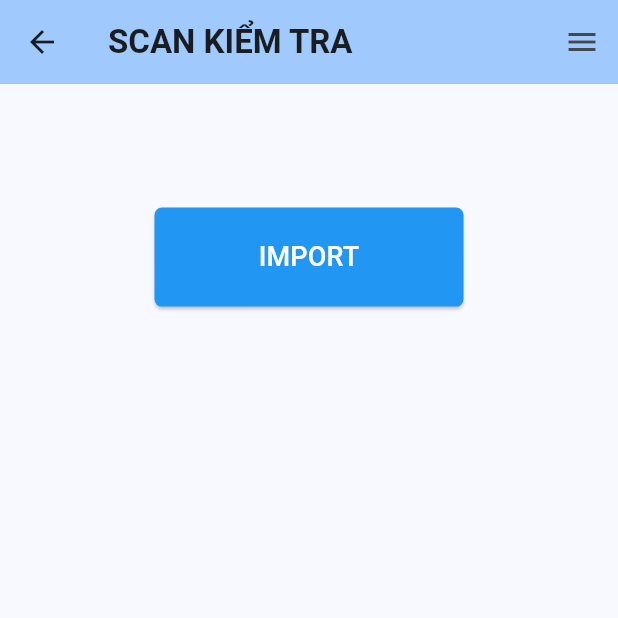
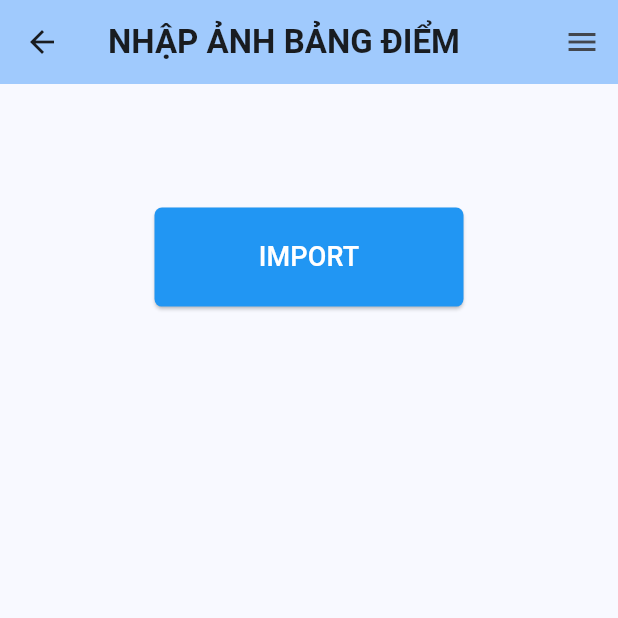
Before and after one commit to Slimaeus/flutter_hutech_classroom, a Flutter app: the HomeScreen screen opened by its route, after a tap on "Scan Kiểm Tra", on a phone screen of 412 x 824 dp, the top half of it. Run offline on Flutter 3.47's test engine with Material 2 defaults, Android fonts, the phone set to English and light mode, and no system bars; our stand-ins replace flutter_mobx, mobx; generated files the repository leaves out were written again.

Commit message:
refactor(route): Rename screen

```diff
--- a/lib/managers/route_manager.dart
+++ b/lib/managers/route_manager.dart
@@ -2,7 +2,7 @@ import 'package:flutter/material.dart';
 import 'package:flutter_hutech_classroom/screens/home_screen.dart';
 import 'package:flutter_hutech_classroom/screens/login_screen.dart';
 import 'package:flutter_hutech_classroom/screens/profile_screen.dart';
-import 'package:flutter_hutech_classroom/screens/scan_screen.dart';
+import 'package:flutter_hutech_classroom/screens/image_input_screen.dart';
 import 'package:flutter_hutech_classroom/screens/student_transcript_details_screen.dart';
 import 'package:flutter_hutech_classroom/screens/student_transcript_screen.dart';
 
@@ -13,7 +13,7 @@ class RouteManager {
   static String login = 'login';
   static String studentTranscript = 'studentTranscript';
   static String studentTranscriptDetails = 'studentTranscriptDetails';
-  static String scan = 'scan';
+  static String imageInput = 'imageInput';
   static String profile = 'profile';
 
   static Map<String, Widget Function(BuildContext)> routes = {
@@ -23,7 +23,7 @@ class RouteManager {
         const StudentTranscriptScreen(title: 'TRA CỨU BẢNG ĐIỂM'),
     studentTranscriptDetails: (context) =>
         const StudentTranscriptDetailsScreen(title: 'BẢNG ĐIỂM'),
-    scan: (context) => const ScanScreen(title: 'SCAN KIỂM TRA'),
+    imageInput: (context) => const ScanScreen(title: 'NHẬP ẢNH BẢNG ĐIỂM'),
     profile: (context) => const ProfileScreen(title: 'HỒ SƠ CÁ NHÂN'),
   };
 }
--- a/lib/screens/home_screen.dart
+++ b/lib/screens/home_screen.dart
@@ -109,7 +109,7 @@ class _HomeScreenState extends State<HomeScreen> {
                               child: ElevatedButton(
                                 onPressed: () {
                                   Navigator.pushNamed(
-                                      context, RouteManager.scan);
+                                      context, RouteManager.imageInput);
                                 },
                                 style: ElevatedButton.styleFrom(
                                   padding: const EdgeInsets.all(20),
--- a/lib/widgets/layout/custom_drawer.dart
+++ b/lib/widgets/layout/custom_drawer.dart
@@ -50,7 +50,7 @@ Widget customDrawer(BuildContext context) {
           leading: const Icon(Icons.scanner),
           title: const Text('Scan Kiểm Tra'),
           onTap: () {
-            Navigator.pushReplacementNamed(context, RouteManager.scan);
+            Navigator.pushReplacementNamed(context, RouteManager.imageInput);
           },
         ),
         const Divider(),
```
Also changed, not shown: lib/screens/image_input_screen.dart (renamed from lib/screens/scan_screen.dart).
